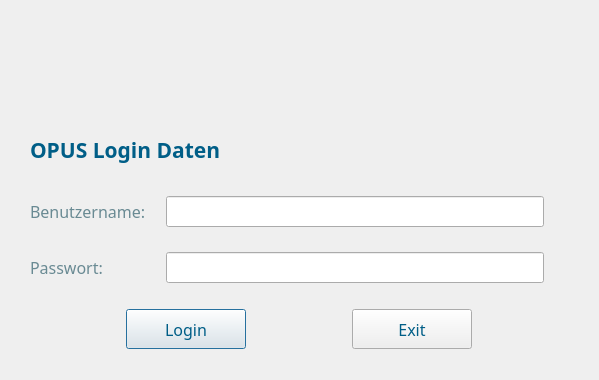
First picture: the form in UI_Files/login.ui, repository fabianjaeger1/Phydent-App, before the edit.
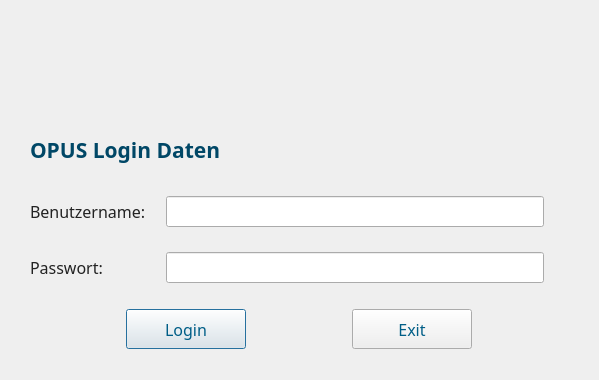
Second picture: the form after the edit. Icons and pictures are not drawn.

```diff
--- a/UI_Files/login.ui
+++ b/UI_Files/login.ui
@@ -108,7 +108,7 @@
       </font>
      </property>
      <property name="text">
-      <string>&lt;html&gt;&lt;head/&gt;&lt;body&gt;&lt;p&gt;&lt;span style=&quot; color:#005e87;&quot;&gt;OPUS Login Daten&lt;/span&gt;&lt;/p&gt;&lt;/body&gt;&lt;/html&gt;</string>
+      <string>&lt;html&gt;&lt;head/&gt;&lt;body&gt;&lt;p&gt;&lt;span style=&quot; color:#004766;&quot;&gt;OPUS Login Daten&lt;/span&gt;&lt;/p&gt;&lt;/body&gt;&lt;/html&gt;</string>
      </property>
     </widget>
    </item>
@@ -132,7 +132,7 @@
         </font>
        </property>
        <property name="text">
-        <string>&lt;html&gt;&lt;head/&gt;&lt;body&gt;&lt;p&gt;&lt;span style=&quot; color:#698a93;&quot;&gt;Passwort:&lt;/span&gt;&lt;/p&gt;&lt;/body&gt;&lt;/html&gt;</string>
+        <string>&lt;html&gt;&lt;head/&gt;&lt;body&gt;&lt;p&gt;&lt;span style=&quot; color:#222222;&quot;&gt;Passwort:&lt;/span&gt;&lt;/p&gt;&lt;/body&gt;&lt;/html&gt;</string>
        </property>
       </widget>
      </item>
@@ -145,7 +145,7 @@
         </font>
        </property>
        <property name="text">
-        <string>&lt;html&gt;&lt;head/&gt;&lt;body&gt;&lt;p&gt;&lt;span style=&quot; color:#698a93;&quot;&gt;Benutzername:&lt;/span&gt;&lt;/p&gt;&lt;/body&gt;&lt;/html&gt;</string>
+        <string>&lt;html&gt;&lt;head/&gt;&lt;body&gt;&lt;p&gt;&lt;span style=&quot; color:#222222;&quot;&gt;Benutzername:&lt;/span&gt;&lt;/p&gt;&lt;/body&gt;&lt;/html&gt;</string>
        </property>
       </widget>
      </item>
```
